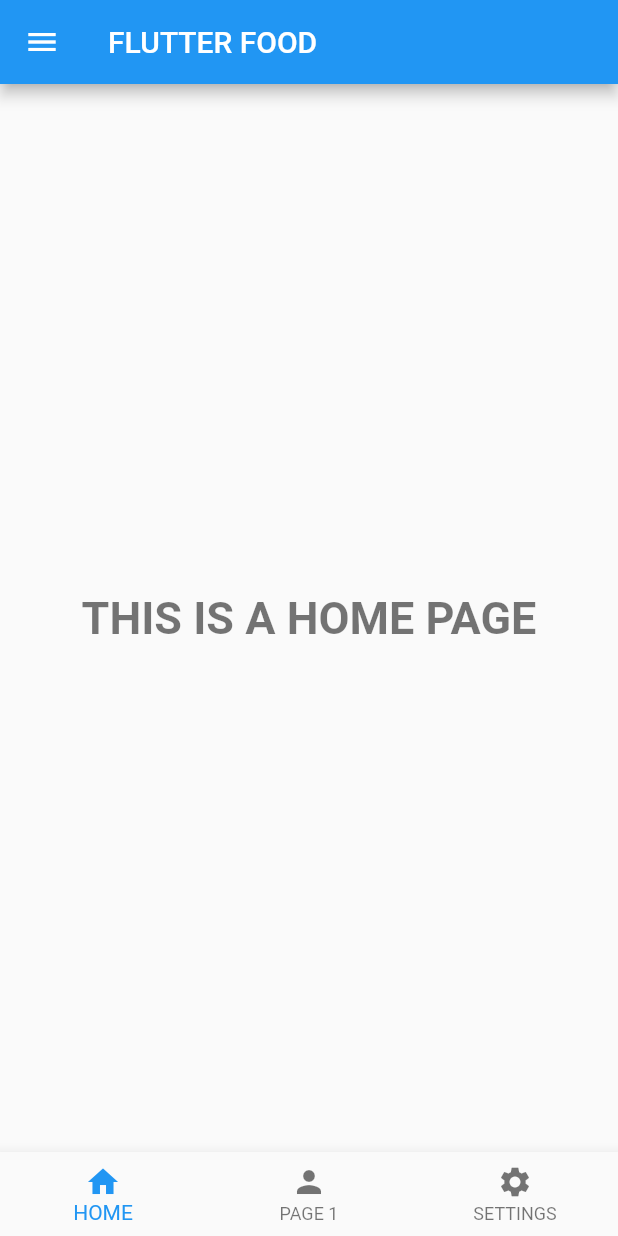
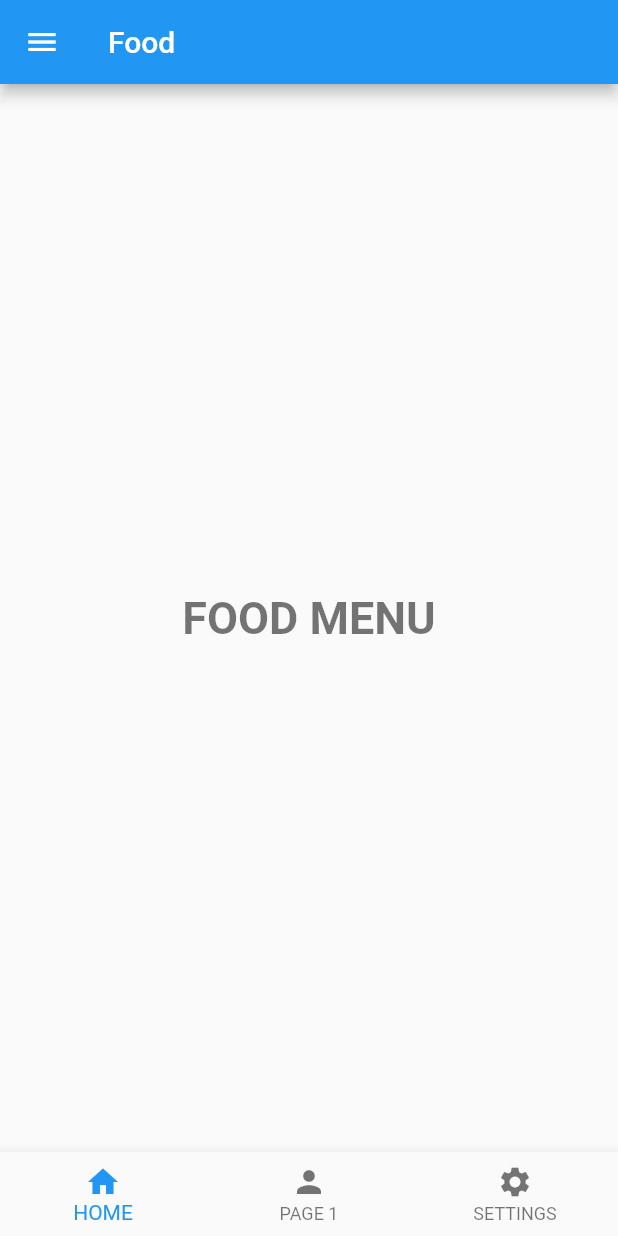
Before and after one commit to Kinkando/AndroidStudioProject, a Flutter app: the HomePage screen opened by its route, on a phone screen of 412 x 824 dp. Run offline on Flutter 3.47's test engine with Material 2 defaults, Android fonts, the phone set to English and light mode, and no system bars.

Commit message:
Homework 11

```diff
--- a/lib/main.dart
+++ b/lib/main.dart
@@ -1,5 +1,7 @@
 import 'package:flutter/material.dart';
+import 'package:flutter_food/pages/food/food_page.dart';
 import 'package:flutter_food/pages/login/login_page.dart';
+import 'package:flutter_food/pages/profile/profile_page.dart';
 
 import 'pages/home/home_page.dart';
 
@@ -42,6 +44,9 @@ class MyApp extends StatelessWidget {
       routes: {   // {  ... : ... } => map { key : value }
         LoginPage.routeName: _test,  //ใช้แทน (context) => const LoginPage(), ได้ เมื่อต้องมีการ calculate ก่อนที่จะเปลี่ยน page
         HomePage.routeName: (context) => const HomePage(),    //ใช้ /login ในการ navigate แทนชื่อ class (ตั้งชื่อเป็นอะไรก็ได้ แต่ส่วนใหญ่ตั้งเป็น path)
+        FoodListPage.routeName: (context) => const FoodListPage(),
+        OrderPage.routeName: (context) => const OrderPage(),
+        ProfilePage.routeName: (context) => const ProfilePage(),
       },
       initialRoute: LoginPage.routeName, //หน้าเริ่มต้น
     );
--- a/lib/pages/home/home_page.dart
+++ b/lib/pages/home/home_page.dart
@@ -1,6 +1,5 @@
 import 'package:flutter/material.dart';
 import 'package:flutter/rendering.dart';
-import 'package:flutter_food/pages/login/login_page.dart';
 
 class HomePage extends StatefulWidget {
   static const routeName = '/home';
@@ -19,7 +18,7 @@ class _HomePageState extends State<HomePage> {
     return Scaffold(
       appBar: AppBar(
         backgroundColor: Colors.blue,
-        title: Text('FLUTTER FOOD'),
+        title: _buildAppBarTitle(),
       ),
       drawer: Drawer(
         child: ListView(
@@ -96,32 +95,37 @@ class _HomePageState extends State<HomePage> {
     );
   }
 
+  Text _buildAppBarTitle() {
+    switch(_subPageIndex) {
+      case 0 : return Text('Food');
+      default : return Text('Profile');
+    }
+  }
+
   Widget _buildSubPage() {
     switch(_subPageIndex) {
       case 0 :
+        switch(_selectedBottomNavIndex) {
+          case 0 : return Center(
+            child : Text(
+                'FOOD MENU',
+                style: Theme.of(context).textTheme.headline1
+            ),
+          );
+          default : return Center(
+            child : Text(
+                'YOUR ORDER',
+                style: Theme.of(context).textTheme.headline1
+            ),
+          );
+        }
+      default :
         return Center(
           child : Text(
               'THIS IS A HOME PAGE',
               style: Theme.of(context).textTheme.headline1
           ),
         );
-        break;
-      case 1 :
-        return Center(
-            child: Text(
-                'PAGE 1',
-                style: Theme.of(context).textTheme.headline1
-            )
-        );
-      case 2 :
-        return Center(
-            child: Text(
-                'PAGE 2',
-                style: Theme.of(context).textTheme.headline1
-            )
-        );
-      default :
-        return SizedBox.shrink();
     }
   }
 
```
Also changed, not shown: lib/pages/food/food_page.dart (added, +27 -0 lines), lib/pages/profile/profile_page.dart (added, +11 -0 lines).
